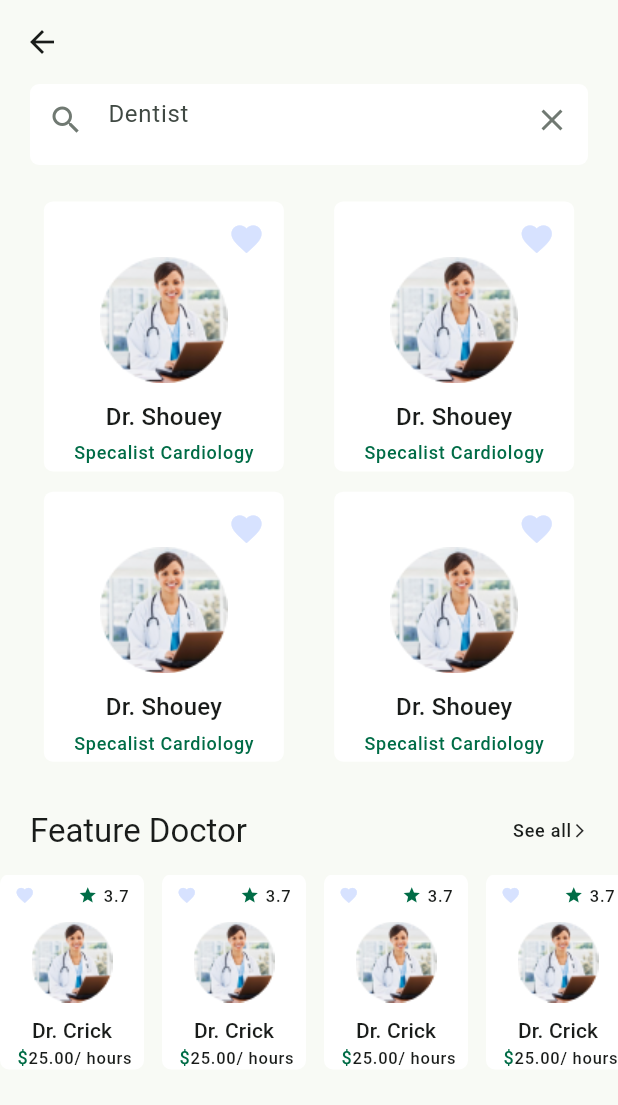
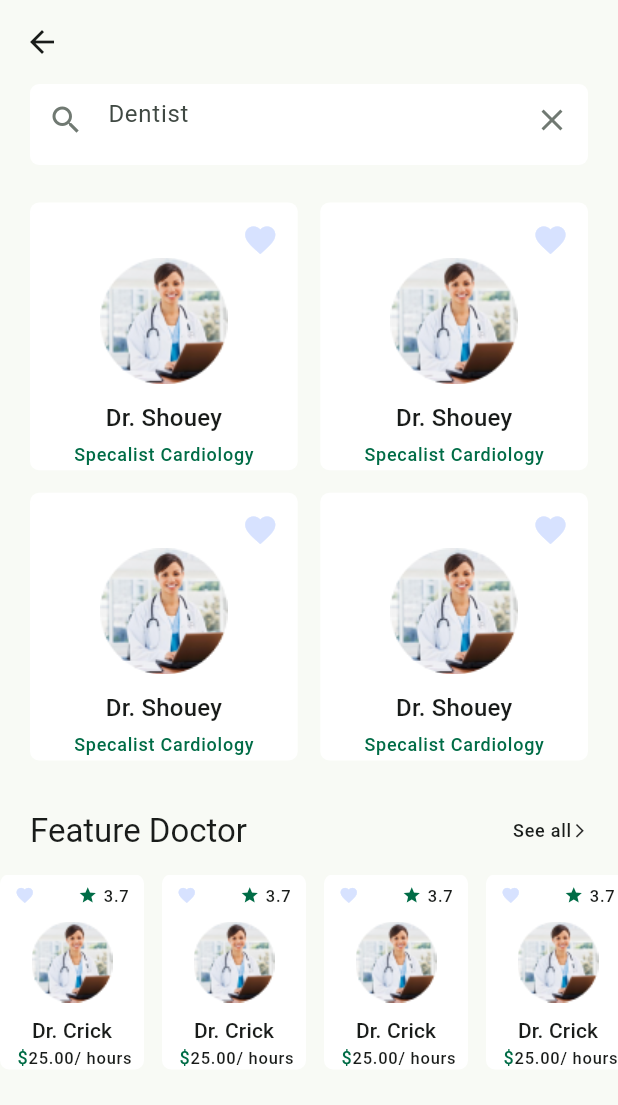
Before and after one commit to majidfathi69/DoctorHunt, a Flutter app: the FavouriteDoctorView screen opened by its route, on a phone screen of 412 x 824 dp. Shown: the top 1105 px of the screen. Run offline on Flutter 3.47's test engine with Material 2 defaults, Android fonts, the phone set to English and light mode, and no system bars; our stand-ins replace get.

Commit message:
delet widget UnconstrainedBox

```diff
--- a/lib/app/modules/favourite_doctor/views/favourite_doctor_view.dart
+++ b/lib/app/modules/favourite_doctor/views/favourite_doctor_view.dart
@@ -102,7 +102,8 @@ class FeatureDoctor extends StatelessWidget {
         width: 96,
         decoration: BoxDecoration(
           borderRadius: BorderRadius.circular(6),
-            color: Theme.of(context).colorScheme.onPrimary),
+          color: Theme.of(context).colorScheme.onPrimary,
+        ),
         child: Column(
           mainAxisAlignment: MainAxisAlignment.spaceBetween,
           crossAxisAlignment: CrossAxisAlignment.center,
@@ -131,7 +132,7 @@ class FeatureDoctor extends StatelessWidget {
                       Text(
                         '3.7',
                         style: Theme.of(context).textTheme.labelSmall,
-                      )
+                      ),
                     ],
                   ),
                 ],
@@ -181,7 +182,7 @@ class FavouritsDoctors extends StatelessWidget {
   @override
   Widget build(BuildContext context) {
     // TODO: implement build
-    return Expanded(
+    return SizedBox(
       child: GridView.count(
         //childAspectRatio: 0.9,
         crossAxisCount: 2,
@@ -205,8 +206,7 @@ class FavouritsDoctor extends StatelessWidget {
 
   @override
   Widget build(BuildContext context) {
-    return UnconstrainedBox(
-      child: Container(
+    return Container(
       width: 160,
       height: 180,
       decoration: BoxDecoration(
@@ -251,7 +251,6 @@ class FavouritsDoctor extends StatelessWidget {
           ),
         ],
       ),
-      ),
     );
   }
 }
@@ -284,7 +283,8 @@ class SearchBarWidget extends StatelessWidget {
           suffixIcon: Icon(
             Icons.close,
             color: Theme.of(context).colorScheme.outline,
-            )),
+          ),
+        ),
       ),
     );
   }
```
Lines whose indentation alone changed are shown as unchanged.
